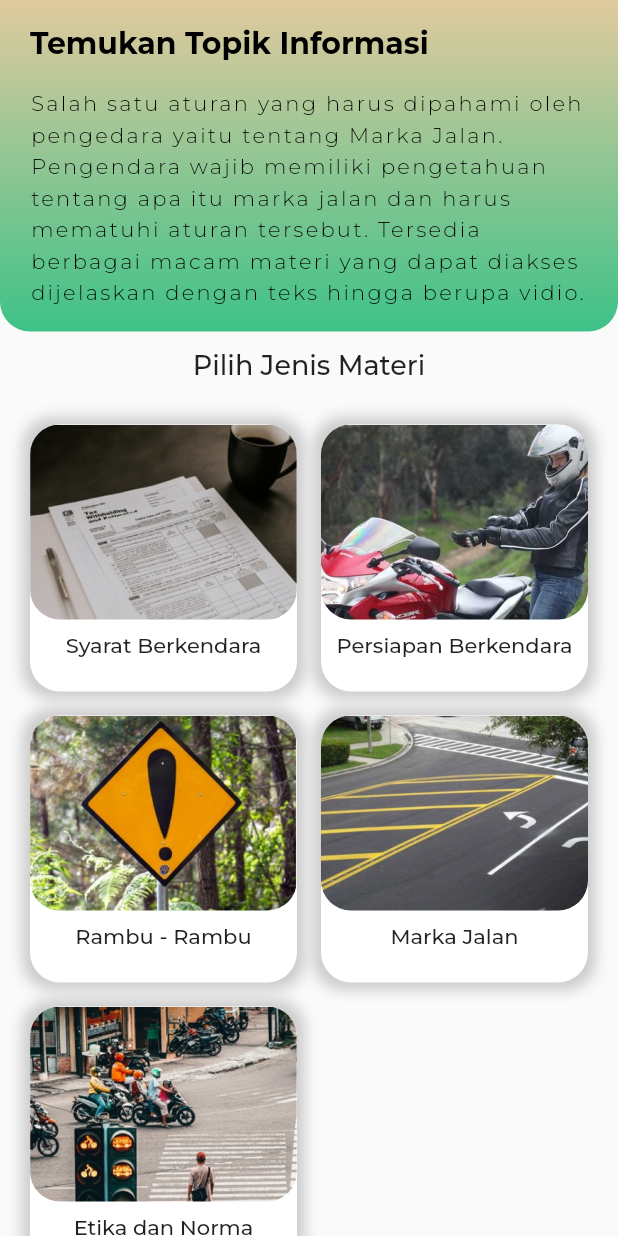
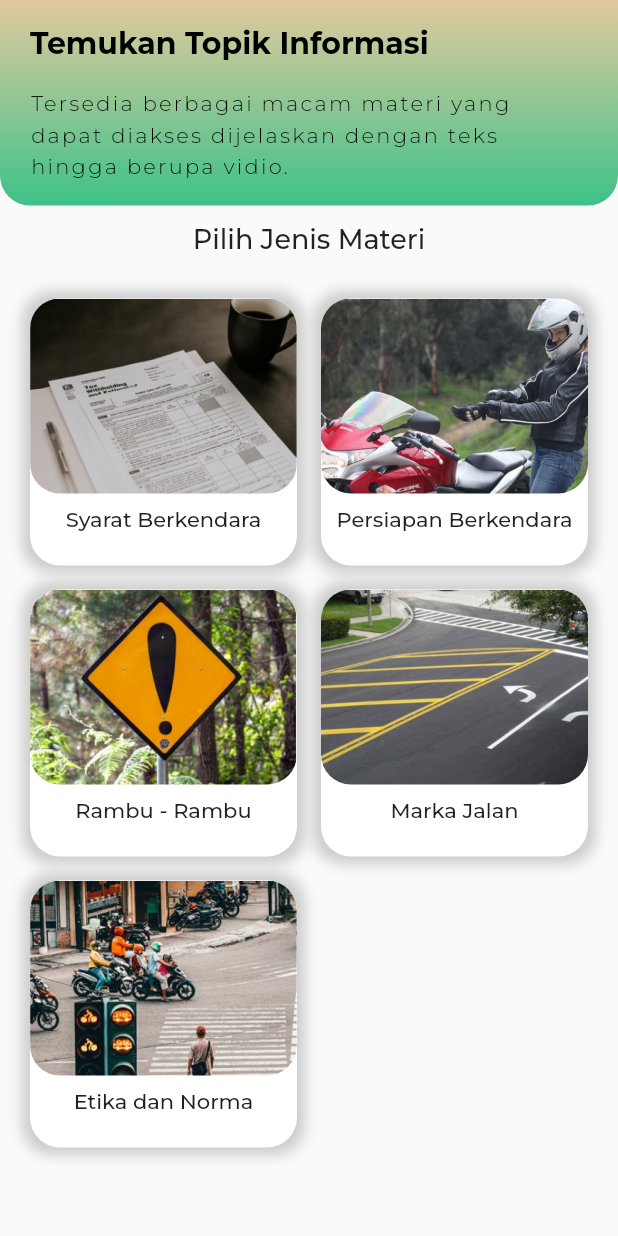
Before and after one commit to pramek008/CerTas_StatisAPP, a Flutter app: the HomePage screen opened directly, on a phone screen of 412 x 824 dp. Run offline on Flutter 3.47's test engine with Material 2 defaults, Android fonts, the phone set to English and light mode, and no system bars; our stand-ins replace google_fonts, introduction_screen, youtube_player_flutter; missing offline and left inert: dart:ffi.

```diff
--- a/lib/pages/homepage.dart
+++ b/lib/pages/homepage.dart
@@ -45,7 +45,7 @@ class HomePage extends StatelessWidget {
                   height: 16,
                 ),
                 Text(
-                  'Salah satu aturan yang harus dipahami oleh pengedara yaitu tentang Marka Jalan. Pengendara wajib memiliki pengetahuan tentang apa itu marka jalan dan harus mematuhi aturan tersebut. Tersedia berbagai macam materi yang dapat diakses dijelaskan dengan teks hingga berupa vidio.',
+                  'Tersedia berbagai macam materi yang dapat diakses dijelaskan dengan teks hingga berupa vidio.',
                   style: txLight.copyWith(
                     fontSize: 14,
                     color: blackColor,
```
Also changed, not shown: 1 other file.
